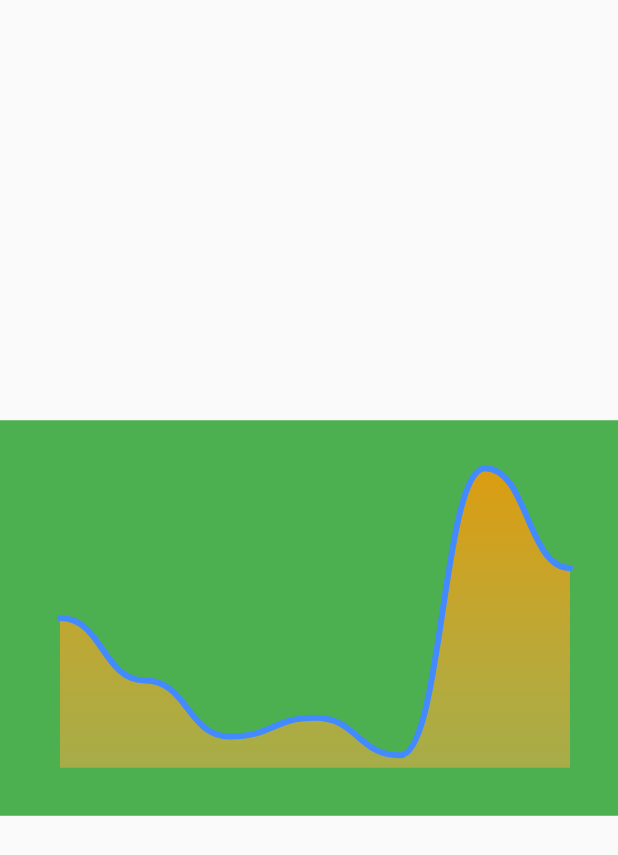
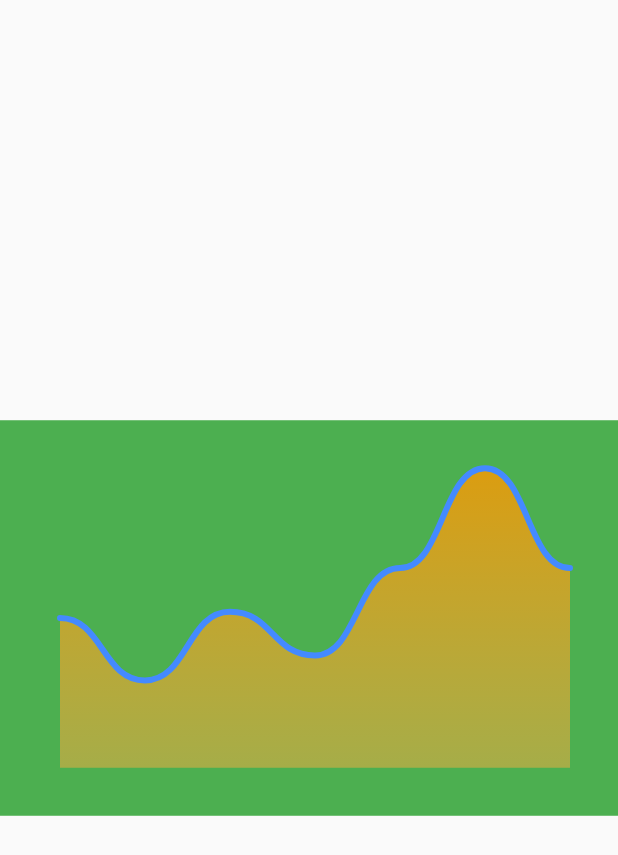
Before and after one commit to bladeofgod/mock_airbnb_price_picker, a Flutter app: the screen it shows after launch, after a tap on "combine demo ( curve chart)", on a phone screen of 412 x 824 dp. Shown: the top 855 px of the screen. Run offline on Flutter 3.47's test engine with Material 2 defaults, Android fonts, the phone set to English and light mode, and no system bars.

Commit message:
adjust price block

```diff
--- a/lib/combine_demo/mock_airbnb_price_picker.dart
+++ b/lib/combine_demo/mock_airbnb_price_picker.dart
@@ -62,6 +62,17 @@ class PricePickerState extends State<PricePicker> {
           SizedBox(
             height: 20,
           ),
+          RaisedButton(
+            child: Text("combine demo ( price slider)"),
+            onPressed: (){
+              Navigator.of(context).push(new MaterialPageRoute(builder: (ctx){
+                return AirbnbPricePicker();
+              }));
+            },
+          ),
+          SizedBox(
+            height: 20,
+          ),
         ],
       ),
     );
--- a/lib/combine_demo/own_demo/airbnb_price_picker.dart
+++ b/lib/combine_demo/own_demo/airbnb_price_picker.dart
@@ -40,9 +40,9 @@ class AirbnbPricePickerState extends State<AirbnbPricePicker> {
       chartBeans: [
         ChartBean(x: "\$500", y: 24),
         ChartBean(x: "\$800", y: 14),
-        ChartBean(x: "\$1800", y: 5),
-        ChartBean(x: "\$1200", y: 8),
-        ChartBean(x: "\$2000", y: 2),
+        ChartBean(x: "\$1800", y: 25),
+        ChartBean(x: "\$1200", y: 18),
+        ChartBean(x: "\$2000", y: 32),
         ChartBean(x: "\$1100", y: 48),
         ChartBean(x: "\$1400", y: 32),
       ],
```
